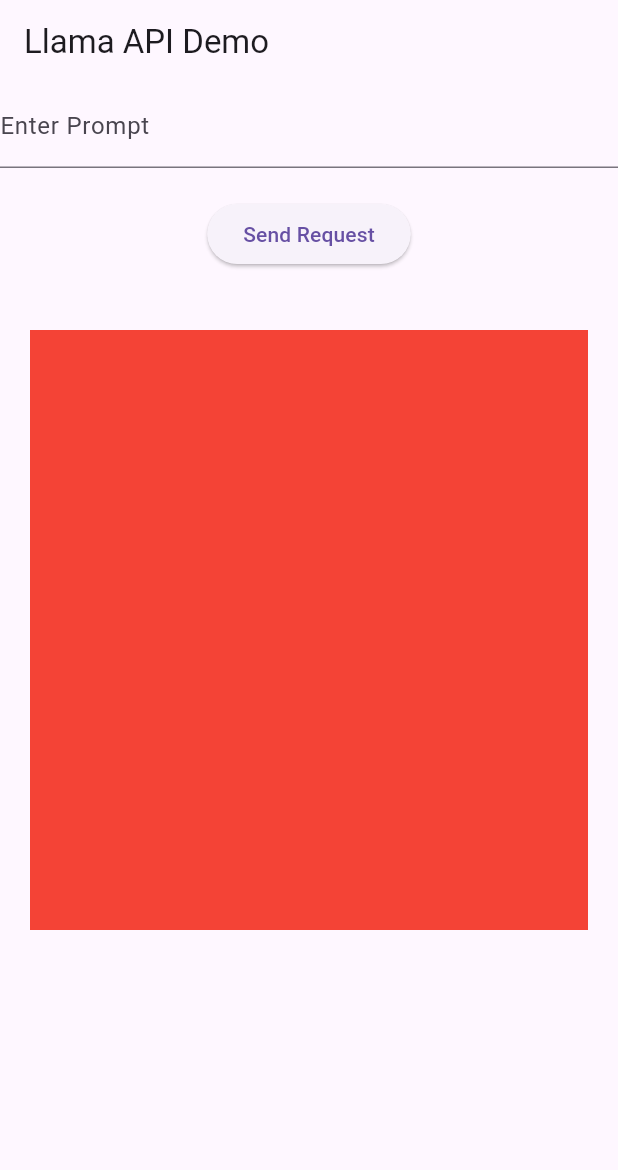
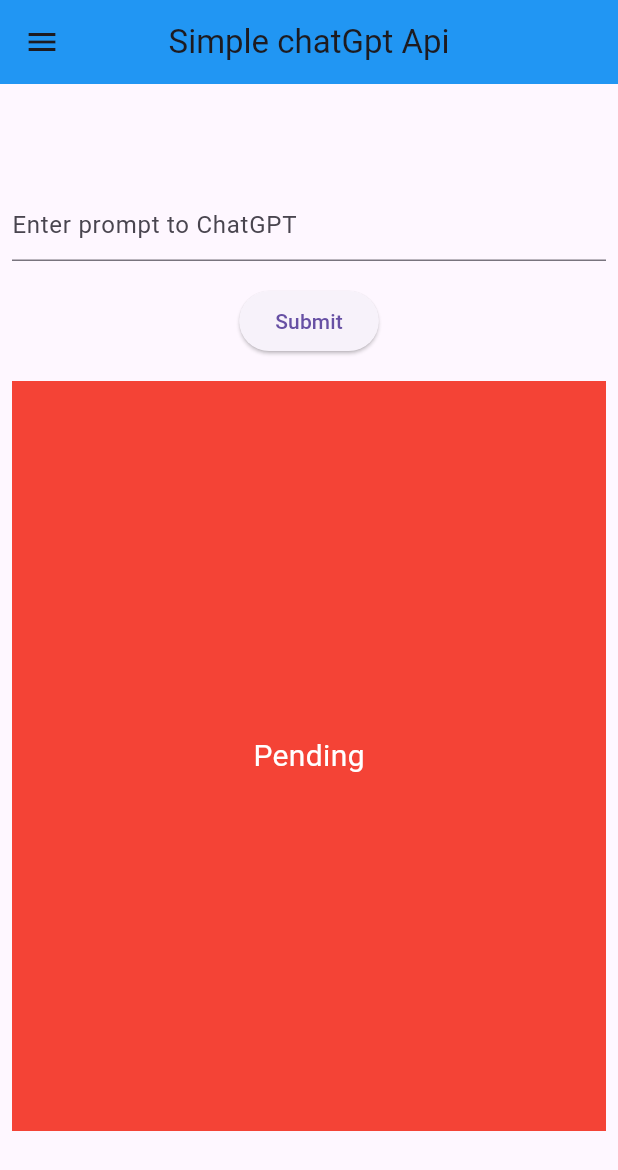
Before and after one commit to preciq/flutter_sampleChatGPTApp, a Flutter app: the screen it shows after launch, on a phone screen of 412 x 824 dp. Shown: the top 1170 px of the screen. Run offline on Flutter 3.47's test engine with Material 3 defaults, Android fonts, the phone set to English and light mode, and no system bars.

Commit message:
add history page with scrollable

```diff
--- a/lib/main.dart
+++ b/lib/main.dart
@@ -2,119 +2,157 @@ import 'package:flutter/material.dart';
 import 'package:http/http.dart' as http;
 import 'dart:convert';
 
+import 'package:sample_chat_app/history.dart';
+
 void main() {
-  runApp(MyApp());
+  runApp(const MainApp());
 }
 
-class MyApp extends StatelessWidget {
+class MainApp extends StatelessWidget {
+  const MainApp({super.key});
+
   @override
   Widget build(BuildContext context) {
-    return MaterialApp(
-      title: 'Llama API Demo',
-      theme: ThemeData(
-        primarySwatch: Colors.blue,
-      ),
-      home: MyHomePage(),
-    );
+    return const MaterialApp(home: HomePage());
   }
 }
 
-class MyHomePage extends StatefulWidget {
+class HomePage extends StatefulWidget {
+  const HomePage({super.key});
+
   @override
-  _MyHomePageState createState() => _MyHomePageState();
+  State<HomePage> createState() => _HomePageState();
 }
 
-class _MyHomePageState extends State<MyHomePage> {
-  String _responseText = '';
-  final TextEditingController _promptController = TextEditingController();
-
-  Future<void> _fetchData() async {
-    const String url = 'https://api.replicate.com/v1/predictions';
-    const String token = 'r8_S1jRu33UXar3TA6msFU1fyV8ngmAcfk1lCkpa';
-    final Map<String, dynamic> jsonBody = {
-      "version":
-          "02e509c789964a7ea8736978a43525956ef40397be9033abf9fd2badfe68c9e3",
-      "input": {"prompt": _promptController.text}
-    };
-
-    final response = await http.post(
-      Uri.parse(url),
-      headers: {
-        'Authorization': 'Token $token',
-        'Content-Type': 'application/json',
-      },
-      body: json.encode(jsonBody),
-    );
-
-    final responseData = json.decode(response.body);
-
-    if (responseData.containsKey('urls') &&
-        responseData['urls'].containsKey('get')) {
-      final getUrl = responseData['urls']['get'];
-
-      final getResponse = await http.get(
-        Uri.parse(getUrl),
-        headers: {'Authorization': 'Token $token'},
-      );
-
-      final getResponseData = json.decode(getResponse.body);
-
-      setState(() {
-        _responseText = json.encode(getResponseData);
-      });
-    }
-  }
+class _HomePageState extends State<HomePage> {
+  final TextEditingController txt = TextEditingController();
+  String userInput = "";
+  String chatGPTResponse = "Pending";
+  List<String> historyList = [];
 
   @override
   Widget build(BuildContext context) {
-    return Scaffold(
-      appBar: AppBar(
-        title: const Text('Llama API Demo'),
-      ),
-      body: Center(
-        child: Column(
-          mainAxisAlignment: MainAxisAlignment.center,
-          children: <Widget>[
-            TextField(
-              controller: _promptController,
-              decoration: const InputDecoration(
-                labelText: 'Enter Prompt',
-              ),
-            ),
-            const SizedBox(height: 20),
-            ElevatedButton(
-              onPressed: _fetchData,
-              child: const Text('Send Request'),
-            ),
-            const SizedBox(height: 20),
-            Expanded(
-              child: SingleChildScrollView(
-                child: Padding(
-                  padding: const EdgeInsets.all(20.0),
-                  child: Container(
-                    height: 400,
-                    width: 400,
-                    color: Colors.red,
-                    child: Text(
-                      _responseText,
-                      style: const TextStyle(fontSize: 16),
-                    ),
-                  ),
+    return SafeArea(
+      child: Scaffold(
+        drawer: Drawer(
+          child: Column(
+            children: <Widget>[
+              Padding(
+                padding: const EdgeInsets.only(left: 15),
+                child: ListTile(
+                  hoverColor: Colors.white,
+                  title: const Text("History"),
+                  leading: const Icon(Icons.history),
+                  onTap: () {
+                    Navigator.of(context).push(MaterialPageRoute(
+                      builder: (context) =>
+                          HistoryPage(historyList: historyList),
+                    ));
+                  },
                 ),
               ),
-            ),
-          ],
+            ],
+          ),
+        ),
+        appBar: AppBar(
+          backgroundColor: Colors.blue,
+          centerTitle: true,
+          title: const Text(
+            'Simple chatGpt Api',
+          ),
+        ),
+        body: Center(
+          child: Column(
+            mainAxisAlignment: MainAxisAlignment.center,
+            children: [
+              Padding(
+                padding: const EdgeInsets.all(8.0),
+                child: TextField(
+                  controller: txt,
+                  decoration: const InputDecoration(
+                      hintText: "Enter prompt to ChatGPT"),
+                ),
+              ),
+              Padding(
+                padding: const EdgeInsets.all(8.0),
+                child: ElevatedButton(
+                    onPressed: () {
+                      setState(() {
+                        submitButtonPressed();
+                      });
+                    },
+                    child: const Text("Submit")),
+              ),
+              Flexible(
+                child: Padding(
+                  padding: const EdgeInsets.all(8.0),
+                  child: Container(
+                      color: Colors.red,
+                      height: 500,
+                      width: 500,
+                      child: Center(
+                        child: Text(
+                          chatGPTResponse,
+                          style: const TextStyle(
+                            fontSize: 20,
+                            color: Colors.white,
+                          ),
+                        ),
+                      )),
+                ),
+              )
+            ],
+          ),
         ),
       ),
     );
   }
+
+  Future<String> postRequestToChatGPT() async {
+    Uri url = Uri.https("api.openai.com", "/v1/chat/completions");
+
+    Map<String, dynamic> body = {
+      "model": "gpt-3.5-turbo",
+      "messages": [
+        {"role": "user", "content": userInput}
+      ],
+      "temperature": 0.7
+    };
+
+    var response = await http.post(url,
+        headers: {
+          "Content-Type": "application/json",
+          "Authorization":
+              "Bearer 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", //put your actual auth key here after "Bearer"
+        },
+        body: json.encode(body));
+
+    if (response.statusCode == 200) {
+      print("Success!");
+    } else {
+      print("Error! ${response.statusCode}");
+    }
+
+    return json.decode(response.body)["choices"][0]["message"]["content"];
+    //return response.body;
+  }
+
+  void submitButtonPressed() async {
+    setState(() {
+      userInput = txt.text;
+    });
+    chatGPTResponse = await postRequestToChatGPT();
+    setState(() {});
+  }
 }
 
-/*
 
 
-3.Create a list to save responses and display
-in a listview (Just create the listview, don't need
-to display it, will be displayed in second requirement) - Shakil
+/*
+Additions:
+
+Make response container scrollable - Shohag
+Add an appbar at the top with a drawer that shows the responses - Mithu
+Create a list to save responses and display in a listview (Just create the listview, don't need to display it, will be displayed in second requirement) - Shakil
 
 */
```
Also changed, not shown: lib/history.dart (+1 -9 lines).
